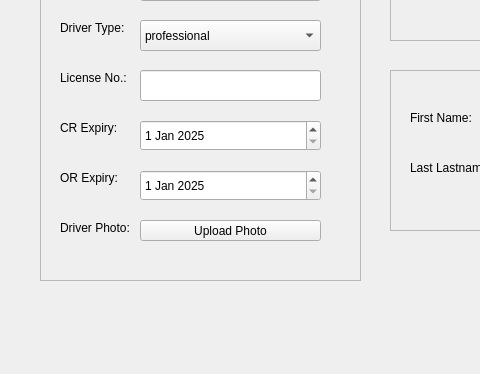
The window that ui/AdminMain.ui (AlienWolfX/CSU-RFID-PYQT6) describes before a commit, drawn with Qt 5; both pictures show x 0 to 480 and y 249 to 623 of the 1423 by 623 pixel window.
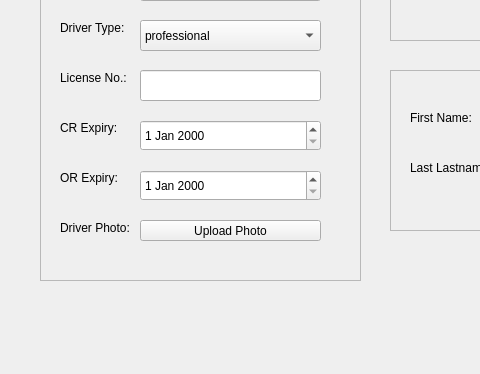
The same window after the commit. Icons and pictures are not drawn.

```diff
--- a/ui/AdminMain.ui
+++ b/ui/AdminMain.ui
@@ -163,16 +163,6 @@
        <height>31</height>
       </rect>
      </property>
-     <property name="dateTime">
-      <datetime>
-       <hour>0</hour>
-       <minute>0</minute>
-       <second>0</second>
-       <year>2025</year>
-       <month>1</month>
-       <day>1</day>
-      </datetime>
-     </property>
     </widget>
     <widget class="QLabel" name="licenseLabel_2">
      <property name="geometry">
@@ -209,16 +199,6 @@
        <height>31</height>
       </rect>
      </property>
-     <property name="dateTime">
-      <datetime>
-       <hour>0</hour>
-       <minute>0</minute>
-       <second>0</second>
-       <year>2025</year>
-       <month>1</month>
-       <day>1</day>
-      </datetime>
-     </property>
     </widget>
     <widget class="QLabel" name="licenseLabel_4">
      <property name="geometry">
```
